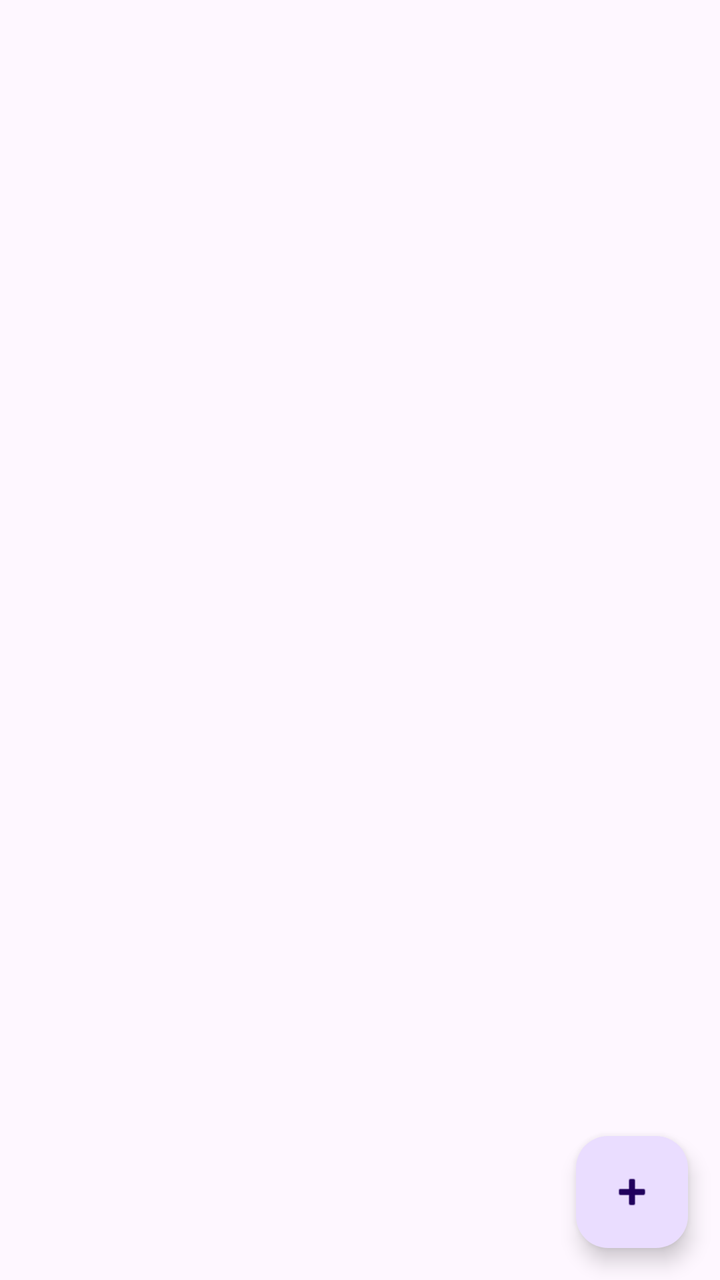
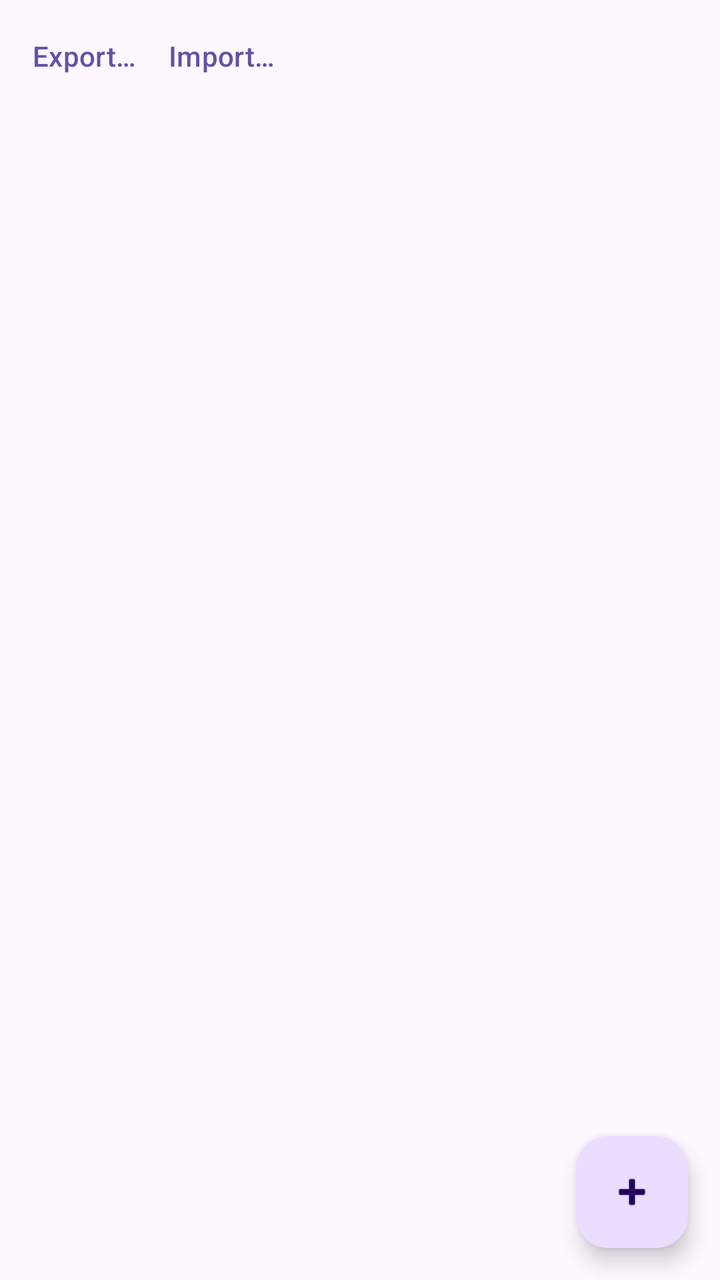

Two renders of the same Android screen: before a commit and after it. Below are the layout's source before the change and the commit's diff.
<!-- AndroidManifest.xml: application theme Theme.FfNotifyImporter -->
<!-- res/layout/fragment_rules_list.xml -->
<?xml version="1.0" encoding="utf-8"?>
<androidx.coordinatorlayout.widget.CoordinatorLayout xmlns:android="http://schemas.android.com/apk/res/android"
    xmlns:app="http://schemas.android.com/apk/res-auto"
    android:layout_width="match_parent"
    android:layout_height="match_parent">

    <TextView
        android:id="@+id/rulesEmptyText"
        android:layout_width="match_parent"
        android:layout_height="wrap_content"
        android:layout_gravity="center"
        android:gravity="center"
        android:padding="24dp"
        android:text="@string/rules_empty"
        android:visibility="gone" />

    <androidx.recyclerview.widget.RecyclerView
        android:id="@+id/rulesRecyclerView"
        android:layout_width="match_parent"
        android:layout_height="match_parent" />

    <com.google.android.material.floatingactionbutton.FloatingActionButton
        android:id="@+id/addRuleButton"
        android:layout_width="wrap_content"
        android:layout_height="wrap_content"
        android:layout_gravity="bottom|end"
        android:layout_margin="16dp"
        android:contentDescription="@string/rules_add"
        android:src="@android:drawable/ic_input_add" />

</androidx.coordinatorlayout.widget.CoordinatorLayout>
<!-- resources referenced by this layout -->
<resources>
  <string name="rules_add">Add rule</string>
  <string name="rules_empty">No rules yet. Tap + to add one.</string>
  <style name="Theme.FfNotifyImporter" parent="Theme.Material3.DayNight.NoActionBar" />
</resources>

<!-- the commit's change to res/layout/fragment_rules_list.xml (unified diff, before → after) -->
@@ -3,6 +3,50 @@
     xmlns:app="http://schemas.android.com/apk/res-auto"
     android:layout_width="match_parent"
     android:layout_height="match_parent">
+
+    <LinearLayout
+        android:layout_width="match_parent"
+        android:layout_height="match_parent"
+        android:orientation="vertical">
+
+        <LinearLayout
+            android:layout_width="match_parent"
+            android:layout_height="wrap_content"
+            android:gravity="start|center_vertical"
+            android:orientation="horizontal"
+            android:paddingStart="12dp"
+            android:paddingTop="4dp"
+            android:paddingEnd="12dp">
+
+            <Button
+                android:id="@+id/exportRulesButton"
+                style="?attr/borderlessButtonStyle"
+                android:layout_width="wrap_content"
+                android:layout_height="wrap_content"
+                android:minWidth="0dp"
+                android:paddingStart="4dp"
+                android:paddingEnd="12dp"
+                android:text="@string/rules_export" />
+
+            <Button
+                android:id="@+id/importRulesButton"
+                style="?attr/borderlessButtonStyle"
+                android:layout_width="wrap_content"
+                android:layout_height="wrap_content"
+                android:minWidth="0dp"
+                android:paddingStart="4dp"
+                android:paddingEnd="0dp"
+                android:text="@string/rules_import" />
+
+        </LinearLayout>
+
+        <androidx.recyclerview.widget.RecyclerView
+            android:id="@+id/rulesRecyclerView"
+            android:layout_width="match_parent"
+            android:layout_height="0dp"
+            android:layout_weight="1" />
+
+    </LinearLayout>
 
     <TextView
         android:id="@+id/rulesEmptyText"
@@ -14,11 +58,6 @@
         android:text="@string/rules_empty"
         android:visibility="gone" />
 
-    <androidx.recyclerview.widget.RecyclerView
-        android:id="@+id/rulesRecyclerView"
-        android:layout_width="match_parent"
-        android:layout_height="match_parent" />
-
     <com.google.android.material.floatingactionbutton.FloatingActionButton
         android:id="@+id/addRuleButton"
         android:layout_width="wrap_content"
<!-- resource entries referenced after the edit -->
@@ -2,6 +2,8 @@
 <resources>
   <string name="rules_add">Add rule</string>
   <string name="rules_empty">No rules yet. Tap + to add one.</string>
+  <string name="rules_export">Export…</string>
+  <string name="rules_import">Import…</string>
   <style name="Theme.FfNotifyImporter" parent="Theme.Material3.DayNight.NoActionBar" />
 </resources>
 
